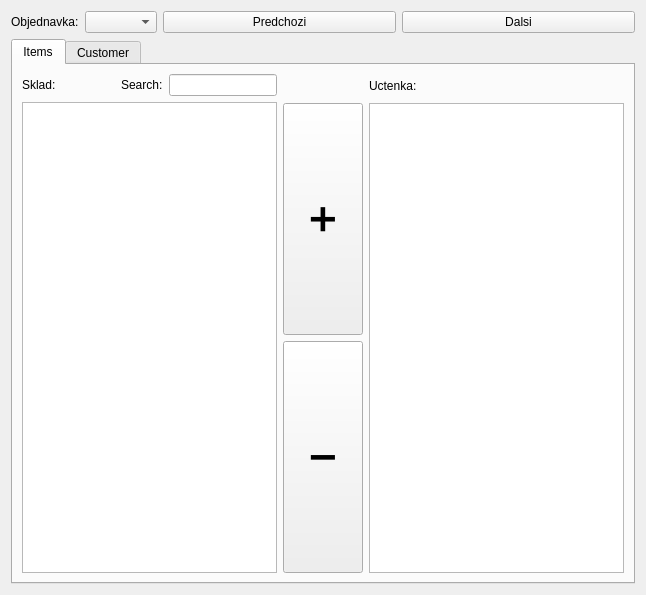
Old version of the form orders_widget.ui in the repository skrcka/URO_P2.
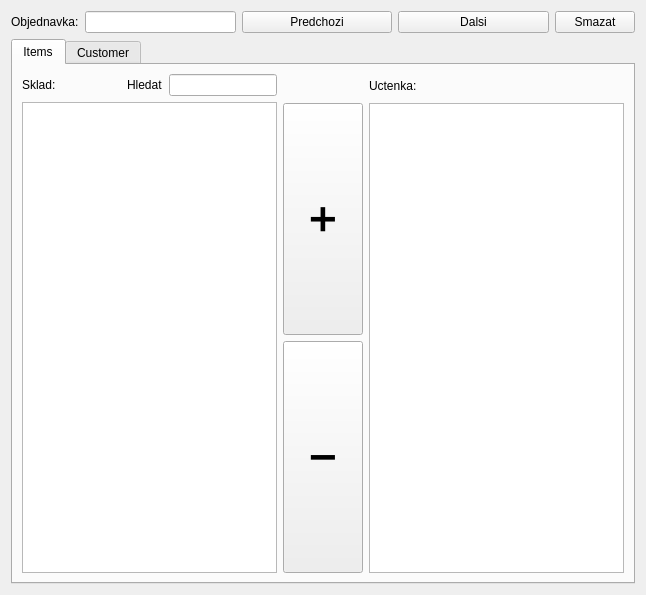
New version of the form. The open tabs and pages were chosen to show the change.

The edit to the form file:
```diff
--- a/orders_widget.ui
+++ b/orders_widget.ui
@@ -35,7 +35,11 @@
         </widget>
        </item>
        <item>
-        <widget class="QComboBox" name="comboBox"/>
+        <widget class="QLineEdit" name="orderCurrent">
+         <property name="readOnly">
+          <bool>true</bool>
+         </property>
+        </widget>
        </item>
        <item>
         <widget class="QPushButton" name="pushButton">
@@ -63,6 +67,13 @@
          </property>
         </widget>
        </item>
+       <item>
+        <widget class="QPushButton" name="orderDelButton">
+         <property name="text">
+          <string>Smazat</string>
+         </property>
+        </widget>
+       </item>
       </layout>
      </item>
      <item>
@@ -101,7 +112,7 @@
                 </sizepolicy>
                </property>
                <property name="text">
-                <string>Search:</string>
+                <string>Hledat</string>
                </property>
               </widget>
              </item>
```
Left out of the diff: 30 changed lines with no effect on the pictures.
